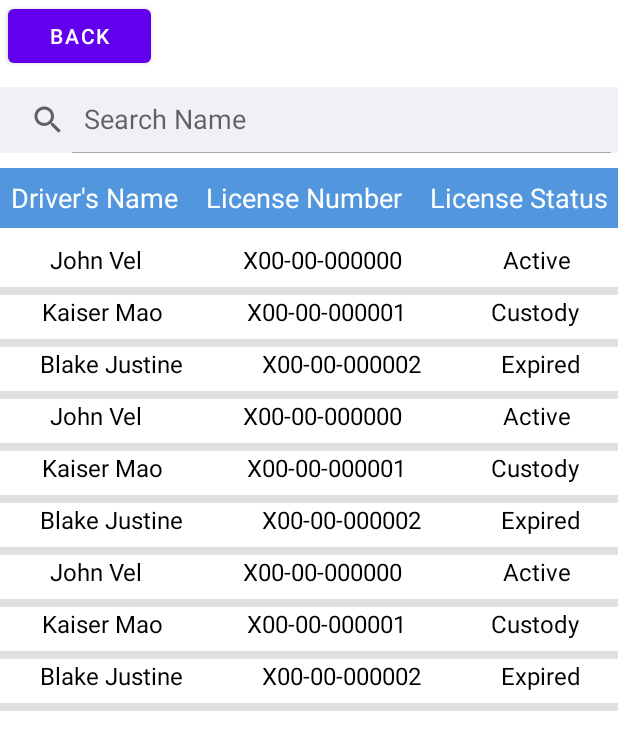
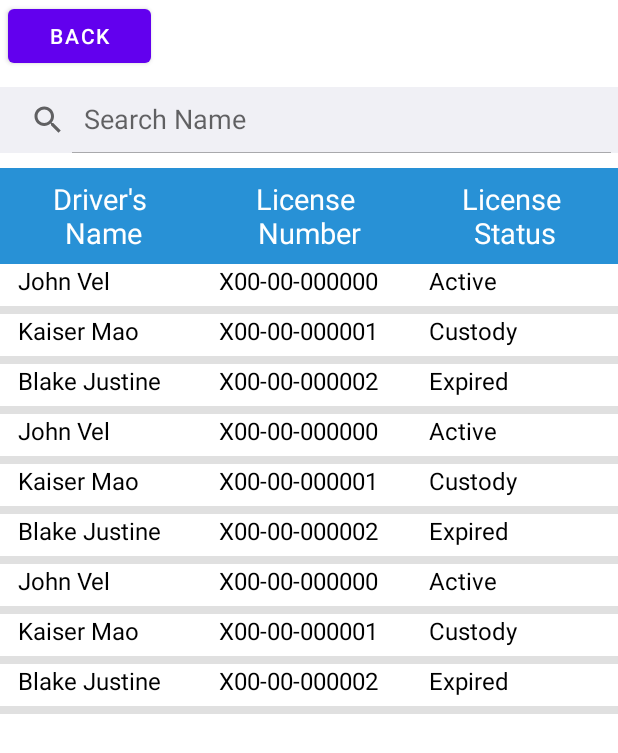
Before and after one commit to CrownDrone/DLMS, an Android app: the LicenseView screen opened directly, with no data from a screen before it, on a phone screen of 412 x 824 dp. Shown: the top 753 px of the screen. Run offline under Robolectric (Android 15) with nearby library versions, the phone set to English and light mode, and no system bars.

Commit message:
alignment fix

```diff
--- a/app/src/main/res/layout/activity_custom_list_view.xml
+++ b/app/src/main/res/layout/activity_custom_list_view.xml
@@ -1,5 +1,5 @@
 <?xml version="1.0" encoding="utf-8"?>
-<LinearLayout xmlns:android="http://schemas.android.com/apk/res/android"
+<androidx.constraintlayout.widget.ConstraintLayout xmlns:android="http://schemas.android.com/apk/res/android"
     xmlns:app="http://schemas.android.com/apk/res-auto"
     xmlns:tools="http://schemas.android.com/tools"
     android:layout_width="match_parent"
@@ -8,32 +8,46 @@
 
     <TextView
         android:id="@+id/drivername"
-        android:layout_width="wrap_content"
-        android:layout_height="29dp"
+        android:layout_width="134dp"
+        android:layout_height="28dp"
         android:layout_weight="1"
+        android:text="drivername"
+        android:textColor="@color/black"
         android:textSize="16dp"
-        android:textAlignment="center"
-        android:textColor="@color/black"
-        android:text="TextView" />
+        app:layout_constraintBottom_toBottomOf="parent"
+        app:layout_constraintEnd_toEndOf="parent"
+        app:layout_constraintHorizontal_bias="0.043"
+        app:layout_constraintStart_toStartOf="parent"
+        app:layout_constraintTop_toTopOf="parent"
+        app:layout_constraintVertical_bias="0.021" />
 
     <TextView
         android:id="@+id/license"
-        android:layout_width="wrap_content"
-        android:layout_height="29dp"
+        android:layout_width="140dp"
+        android:layout_height="28dp"
         android:layout_weight="1"
+        android:text="license"
+        android:textColor="@color/black"
         android:textSize="16dp"
-        android:textAlignment="center"
-        android:textColor="@color/black"
-        android:text="TextView" />
+        app:layout_constraintBottom_toBottomOf="parent"
+        app:layout_constraintEnd_toEndOf="parent"
+        app:layout_constraintHorizontal_bias="0.0"
+        app:layout_constraintStart_toEndOf="@+id/drivername"
+        app:layout_constraintTop_toTopOf="parent"
+        app:layout_constraintVertical_bias="0.021" />
 
     <TextView
         android:id="@+id/status"
-        android:layout_width="wrap_content"
-        android:layout_height="29dp"
+        android:layout_width="119dp"
+        android:layout_height="28dp"
+        android:layout_weight="1"
+        android:text="status"
+        android:textColor="@color/black"
         android:textSize="16dp"
-
-        android:textAlignment="center"
-        android:layout_weight="1"
-        android:textColor="@color/black"
-        android:text="TextView" />
-</LinearLayout>
+        app:layout_constraintBottom_toBottomOf="parent"
+        app:layout_constraintEnd_toEndOf="parent"
+        app:layout_constraintHorizontal_bias="0.0"
+        app:layout_constraintStart_toEndOf="@+id/license"
+        app:layout_constraintTop_toTopOf="parent"
+        app:layout_constraintVertical_bias="0.021" />
+</androidx.constraintlayout.widget.ConstraintLayout>
--- a/app/src/main/res/layout/activity_custom_list_view1.xml
+++ b/app/src/main/res/layout/activity_custom_list_view1.xml
@@ -1,5 +1,5 @@
 <?xml version="1.0" encoding="utf-8"?>
-<LinearLayout xmlns:android="http://schemas.android.com/apk/res/android"
+<androidx.constraintlayout.widget.ConstraintLayout xmlns:android="http://schemas.android.com/apk/res/android"
     xmlns:app="http://schemas.android.com/apk/res-auto"
     xmlns:tools="http://schemas.android.com/tools"
     android:layout_width="match_parent"
@@ -8,24 +8,37 @@
 
     <TextView
         android:id="@+id/accountname"
-        android:layout_width="wrap_content"
-        android:layout_height="29dp"
+        android:layout_width="166dp"
+        android:layout_height="28dp"
         android:layout_weight="1"
-        android:textSize="16dp"
+        android:text="accountname"
         android:textAlignment="center"
         android:textColor="@color/black"
-        android:text="TextView" />
+        android:textSize="16dp"
+        app:layout_constraintBottom_toBottomOf="parent"
+        app:layout_constraintEnd_toEndOf="parent"
+        app:layout_constraintHorizontal_bias="0.122"
+        app:layout_constraintStart_toStartOf="parent"
+        app:layout_constraintTop_toTopOf="parent"
+        app:layout_constraintVertical_bias="0.011" />
 
     <TextView
         android:id="@+id/accountid"
-        android:layout_width="wrap_content"
-        android:layout_height="29dp"
+        android:layout_width="185dp"
+        android:layout_height="31dp"
+        android:layout_marginEnd="16dp"
         android:layout_weight="1"
-        android:textSize="16dp"
 
+        android:text="accountid"
         android:textAlignment="center"
         android:textColor="@color/black"
-        android:text="TextView" />
+        android:textSize="16dp"
+        app:layout_constraintBottom_toBottomOf="parent"
+        app:layout_constraintEnd_toEndOf="parent"
+        app:layout_constraintHorizontal_bias="1.0"
+        app:layout_constraintStart_toEndOf="@+id/accountname"
+        app:layout_constraintTop_toTopOf="parent"
+        app:layout_constraintVertical_bias="0.011" />
 
 
-</LinearLayout>
+</androidx.constraintlayout.widget.ConstraintLayout>
--- a/app/src/main/res/layout/activity_license_view.xml
+++ b/app/src/main/res/layout/activity_license_view.xml
@@ -36,28 +36,50 @@
         app:layout_constraintStart_toStartOf="parent"
         app:layout_constraintTop_toTopOf="parent" />
 
-    <TextView
-        android:id="@+id/textView14"
+    <LinearLayout
         android:layout_width="match_parent"
-        android:layout_height="40dp"
-        android:background="#5296DE"
-        android:paddingTop="7dp"
-        android:layout_marginBottom="10dp"
-        android:text="Driver's Name    License Number    License Status"
-        android:textAlignment="center"
-        android:textColor="@color/white"
-        android:textSize="18dp"
-        app:layout_constraintBottom_toTopOf="@+id/customListView"
-        app:layout_constraintEnd_toEndOf="parent"
-        app:layout_constraintHorizontal_bias="0.0"
-        app:layout_constraintStart_toStartOf="parent"
-        app:layout_constraintTop_toTopOf="parent"
-        app:layout_constraintVertical_bias="0.946" />
+        android:layout_height="64dp"
+        android:background="#2891D6"
+        android:orientation="horizontal">
+
+        <TextView
+            android:id="@+id/textView4"
+            android:layout_width="247dp"
+            android:layout_height="match_parent"
+            android:layout_weight="1"
+            android:paddingTop="7dp"
+            android:text="Driver's \nName"
+            android:textAlignment="center"
+            android:textColor="@color/white"
+            android:textSize="19dp" />
+
+        <TextView
+            android:id="@+id/textView10"
+            android:layout_width="247dp"
+            android:layout_height="match_parent"
+            android:layout_weight="1"
+            android:paddingTop="7dp"
+            android:text="License \nNumber"
+            android:textAlignment="center"
+            android:textColor="@color/white"
+            android:textSize="19dp" />
+
+        <TextView
+            android:id="@+id/textView11"
+            android:layout_width="247dp"
+            android:layout_height="match_parent"
+            android:layout_weight="1"
+            android:paddingTop="7dp"
+            android:text="License \nStatus"
+            android:textAlignment="center"
+            android:textColor="@color/white"
+            android:textSize="19dp" />
+    </LinearLayout>
 
     <ListView
         android:id="@+id/customListView"
         android:layout_width="413dp"
-        android:layout_height="556dp"
+        android:layout_height="567dp"
         android:dividerHeight="5dp"
         app:layout_constraintBottom_toBottomOf="parent"
         app:layout_constraintEnd_toEndOf="parent"
```
